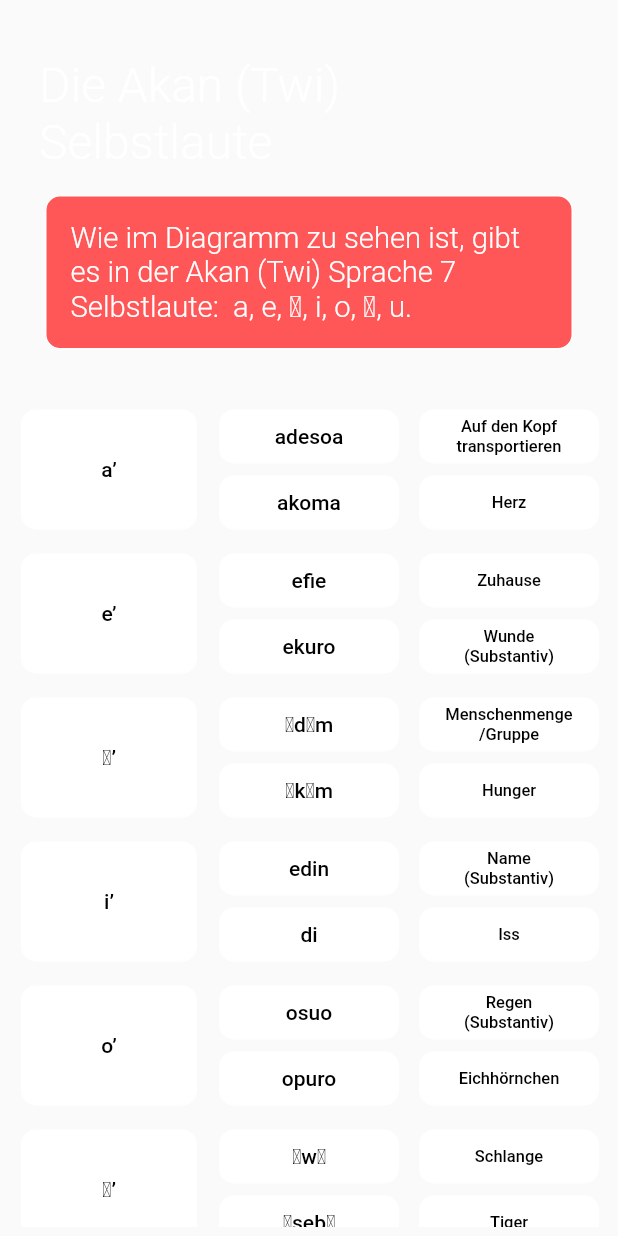
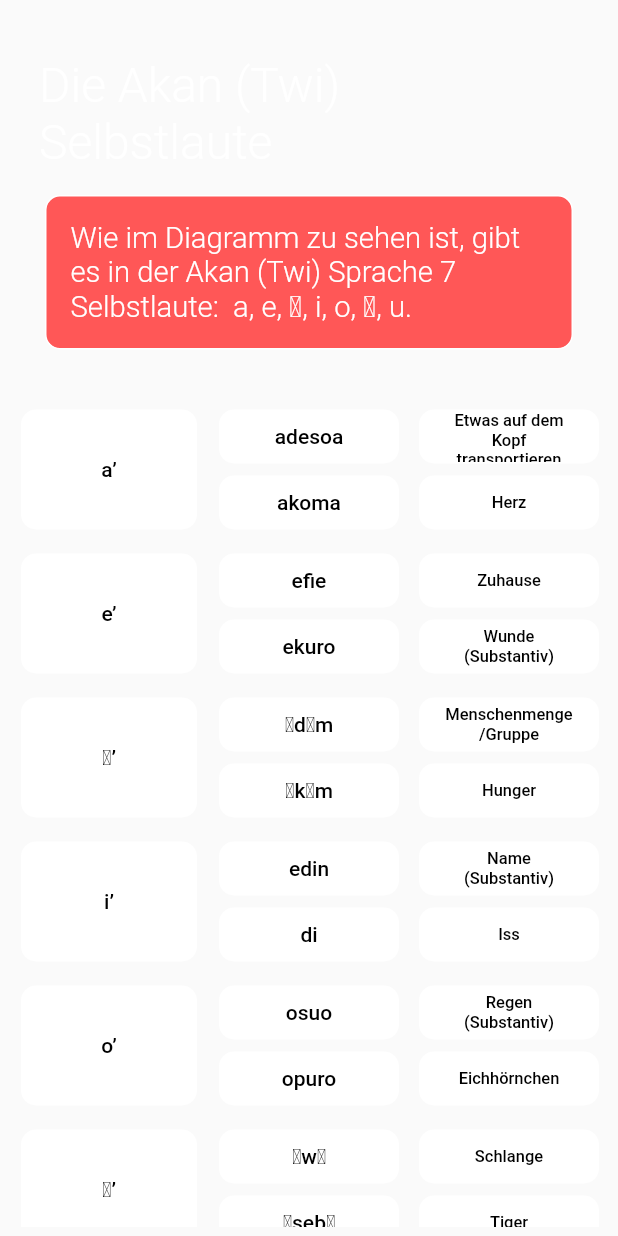
Before and after one commit to BeffJezos/sankofa, a Flutter app: the Selbstlaute screen opened directly, on a phone screen of 412 x 824 dp. Run offline on Flutter 3.47's test engine with Material 2 defaults, Android fonts, the phone set to English and light mode, and no system bars; our stand-ins replace audioplayers, splashscreen.

Commit message:
Neuntes Update

```diff
--- a/lib/mainscreens/selbstlaute.dart
+++ b/lib/mainscreens/selbstlaute.dart
@@ -197,7 +197,7 @@ class _SelbstlauteState extends State<Selbstlaute> {
                             padding: const EdgeInsets.all(4.0),
                             child: NumberRectangleWithText(
                                 functionality:
-                                    'Auf den Kopf transportieren'),
+                                    'Etwas auf dem Kopf transportieren'),
                           ),
                           Padding(
                             padding: const EdgeInsets.all(4.0),
```
